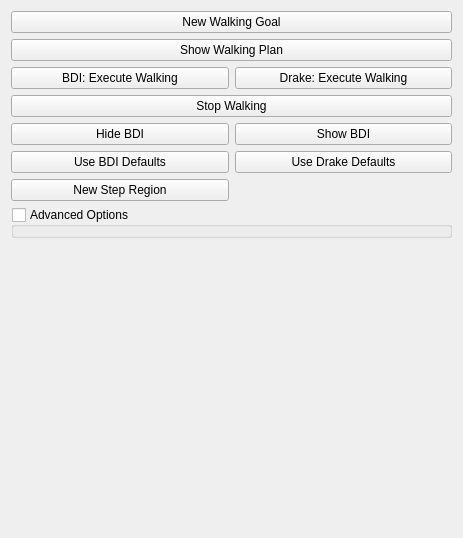
Qt form software/ddapp/src/app/ddFootsteps.ui (openhumanoids/oh-distro) before a commit.
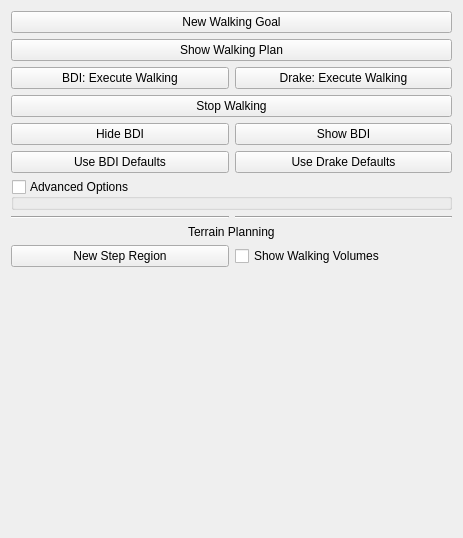
The same form after that commit.

Commit message: allow user to toggle walking volume regions, and upgrade IRIS

```diff
--- a/software/ddapp/src/app/ddFootsteps.ui
+++ b/software/ddapp/src/app/ddFootsteps.ui
@@ -35,10 +35,10 @@
      </property>
     </widget>
    </item>
-   <item row="4" column="1">
-    <widget class="QPushButton" name="drakeExecuteButton">
+   <item row="15" column="1">
+    <widget class="QCheckBox" name="showWalkingVolumesCheck">
      <property name="text">
-      <string>Drake: Execute Walking</string>
+      <string>Show Walking Volumes</string>
      </property>
     </widget>
    </item>
@@ -63,18 +63,12 @@
      </property>
     </widget>
    </item>
-   <item row="11" column="0" colspan="2">
-    <spacer name="verticalSpacer">
-     <property name="orientation">
-      <enum>Qt::Vertical</enum>
+   <item row="4" column="1">
+    <widget class="QPushButton" name="drakeExecuteButton">
+     <property name="text">
+      <string>Drake: Execute Walking</string>
      </property>
-     <property name="sizeHint" stdset="0">
-      <size>
-       <width>20</width>
-       <height>40</height>
-      </size>
-     </property>
-    </spacer>
+    </widget>
    </item>
    <item row="8" column="0">
     <widget class="QPushButton" name="BDIDefaultsButton">
@@ -90,13 +84,6 @@
      </property>
     </widget>
    </item>
-   <item row="9" column="0">
-    <widget class="QPushButton" name="newRegionSeedButton">
-     <property name="text">
-      <string>New Step Region</string>
-     </property>
-    </widget>
-   </item>
    <item row="10" column="0" colspan="2">
     <widget class="QGroupBox" name="paramsContainer">
      <property name="focusPolicy">
@@ -113,6 +100,47 @@
      </property>
     </widget>
    </item>
+   <item row="13" column="0">
+    <widget class="Line" name="line">
+     <property name="orientation">
+      <enum>Qt::Horizontal</enum>
+     </property>
+    </widget>
+   </item>
+   <item row="13" column="1">
+    <widget class="Line" name="line_2">
+     <property name="orientation">
+      <enum>Qt::Horizontal</enum>
+     </property>
+    </widget>
+   </item>
+   <item row="15" column="0">
+    <widget class="QPushButton" name="newRegionSeedButton">
+     <property name="text">
+      <string>New Step Region</string>
+     </property>
+    </widget>
+   </item>
+   <item row="14" column="0" colspan="2" alignment="Qt::AlignHCenter">
+    <widget class="QLabel" name="label">
+     <property name="text">
+      <string>Terrain Planning</string>
+     </property>
+    </widget>
+   </item>
+   <item row="16" column="0" colspan="2">
+    <spacer name="verticalSpacer">
+     <property name="orientation">
+      <enum>Qt::Vertical</enum>
+     </property>
+     <property name="sizeHint" stdset="0">
+      <size>
+       <width>20</width>
+       <height>40</height>
+      </size>
+     </property>
+    </spacer>
+   </item>
   </layout>
  </widget>
  <resources/>
```
The commit also changes 3 other files.
